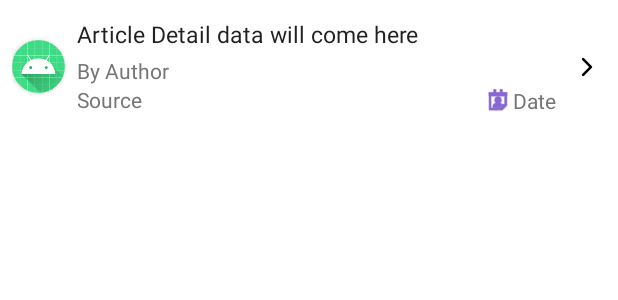
After one commit to Kushpawan/NYTimesApp, an Android app: the layout article_item.xml on its own in the app's theme, with its tools: preview values and no code run, on a phone screen of 412 x 824 dp. The commit adds this screen. Shown: the top 300 px of the screen. Run offline under Robolectric (Android 15) with nearby library versions, the phone set to English and light mode, and no system bars.

Commit message:
UI class and data added.

```diff
--- a/app/build.gradle
+++ b/app/build.gradle
@@ -71,6 +71,9 @@ dependencies {
     implementation("com.google.code.gson:gson:2.8.6")
     implementation("com.squareup.okhttp3:logging-interceptor:5.0.0-alpha.2")
 
+    implementation("io.coil-kt:coil:1.2.1")
+    implementation("androidx.browser:browser:1.3.0")
+
     testImplementation 'junit:junit:4.+'
     androidTestImplementation 'androidx.test.ext:junit:1.1.2'
     androidTestImplementation 'androidx.test.espresso:espresso-core:3.3.0'
--- a/app/src/main/AndroidManifest.xml
+++ b/app/src/main/AndroidManifest.xml
@@ -12,6 +12,7 @@
         android:roundIcon="@mipmap/ic_launcher_round"
         android:supportsRtl="true"
         android:theme="@style/Theme.NYTimesApp">
+        <activity android:name=".views.detail.DetailActivity"></activity>
         <activity android:name=".views.MainActivity">
             <intent-filter>
                 <action android:name="android.intent.action.MAIN" />
--- /dev/null
+++ b/app/src/main/res/drawable/ic_arrow.xml
@@ -0,0 +1,7 @@
+<vector android:height="24dp" android:viewportHeight="29"
+    android:viewportWidth="29" android:width="24dp" xmlns:android="http://schemas.android.com/apk/res/android">
+    <path android:fillColor="#00000000"
+        android:pathData="M20.5,11.5l-6,6 -6,-6"
+        android:strokeColor="#000" android:strokeLineCap="round"
+        android:strokeLineJoin="round" android:strokeWidth="2"/>
+</vector>
--- /dev/null
+++ b/app/src/main/res/layout/article_item.xml
@@ -0,0 +1,105 @@
+<?xml version="1.0" encoding="utf-8"?>
+<androidx.constraintlayout.widget.ConstraintLayout xmlns:android="http://schemas.android.com/apk/res/android"
+    xmlns:app="http://schemas.android.com/apk/res-auto"
+    xmlns:tools="http://schemas.android.com/tools"
+    android:layout_width="match_parent"
+    android:layout_height="wrap_content"
+    android:layout_marginTop="@dimen/margin_4dp"
+    android:layout_marginBottom="@dimen/margin_4dp"
+    android:background="@color/white"
+    android:padding="@dimen/margin_8dp">
+
+    <androidx.cardview.widget.CardView
+        android:id="@+id/card_view"
+        android:layout_width="35dp"
+        android:layout_height="35dp"
+        android:layout_centerHorizontal="true"
+        app:cardCornerRadius="40dp"
+        app:layout_constraintBottom_toBottomOf="parent"
+        app:layout_constraintStart_toStartOf="parent"
+        app:layout_constraintTop_toTopOf="parent">
+
+        <ImageView
+            android:id="@+id/article_image"
+            android:layout_width="35dp"
+            android:layout_height="35dp"
+            android:scaleType="centerCrop"
+            android:src="@mipmap/ic_launcher_round" />
+
+    </androidx.cardview.widget.CardView>
+
+    <androidx.appcompat.widget.AppCompatTextView
+        android:id="@+id/article_title_text"
+        android:layout_width="0dp"
+        android:layout_height="wrap_content"
+        android:layout_marginStart="@dimen/margin_8dp"
+        android:maxLines="2"
+        android:textColor="@color/primary_text"
+        android:textSize="15sp"
+        app:layout_constraintEnd_toStartOf="@id/article_arrow_image"
+        app:layout_constraintStart_toEndOf="@id/card_view"
+        app:layout_constraintTop_toTopOf="parent"
+        tools:text="Article Detail data will come here" />
+
+    <androidx.appcompat.widget.AppCompatTextView
+        android:id="@+id/article_author_text"
+        android:layout_width="0dp"
+        android:layout_height="wrap_content"
+        android:layout_marginStart="@dimen/margin_8dp"
+        android:layout_marginTop="@dimen/margin_4dp"
+        android:maxLines="1"
+        android:textColor="@color/secondary_text"
+        android:textSize="14sp"
+        app:layout_constraintEnd_toStartOf="@+id/article_arrow_image"
+        app:layout_constraintStart_toEndOf="@id/card_view"
+        app:layout_constraintTop_toBottomOf="@id/article_title_text"
+        tools:text="By Author" />
+
+    <androidx.appcompat.widget.AppCompatTextView
+        android:id="@+id/article_source_text"
+        android:layout_width="0dp"
+        android:layout_height="wrap_content"
+        android:layout_marginStart="@dimen/margin_8dp"
+        android:maxLines="1"
+        android:textColor="@color/secondary_text"
+        android:textSize="14sp"
+        app:layout_constraintEnd_toStartOf="@+id/article_calender_image"
+        app:layout_constraintStart_toEndOf="@id/card_view"
+        app:layout_constraintTop_toBottomOf="@id/article_author_text"
+        tools:text="Source" />
+
+    <androidx.appcompat.widget.AppCompatImageView
+        android:id="@+id/article_calender_image"
+        android:layout_width="20dp"
+        android:layout_height="20dp"
+        android:src="@android:drawable/ic_menu_my_calendar"
+        android:tint="@color/purple_700"
+        app:layout_constraintBottom_toBottomOf="@+id/article_source_text"
+        app:layout_constraintEnd_toStartOf="@+id/article_date_text"
+        app:layout_constraintTop_toTopOf="@id/article_source_text" />
+
+    <androidx.appcompat.widget.AppCompatTextView
+        android:id="@+id/article_date_text"
+        android:layout_width="wrap_content"
+        android:layout_height="wrap_content"
+        android:layout_marginStart="4dp"
+        android:layout_marginEnd="@dimen/margin_8dp"
+        android:textColor="@color/secondary_text"
+        android:textSize="14sp"
+        app:layout_constraintBottom_toBottomOf="@id/article_calender_image"
+        app:layout_constraintEnd_toStartOf="@id/article_arrow_image"
+        app:layout_constraintTop_toTopOf="@id/article_calender_image"
+        tools:text="Date" />
+
+    <androidx.appcompat.widget.AppCompatImageView
+        android:id="@+id/article_arrow_image"
+        android:layout_width="25dp"
+        android:layout_height="25dp"
+        android:rotation="-90"
+        android:src="@drawable/ic_arrow"
+        app:layout_constraintBottom_toBottomOf="parent"
+        app:layout_constraintEnd_toEndOf="parent"
+        app:layout_constraintTop_toTopOf="parent" />
+
+
+</androidx.constraintlayout.widget.ConstraintLayout>
--- a/app/src/main/res/values/colors.xml
+++ b/app/src/main/res/values/colors.xml
@@ -7,4 +7,7 @@
     <color name="teal_700">#FF018786</color>
     <color name="black">#FF000000</color>
     <color name="white">#FFFFFFFF</color>
+
+    <color name="primary_text">#212121</color>
+    <color name="secondary_text">#757575</color>
 </resources>
--- /dev/null
+++ b/app/src/main/res/values/dimens.xml
@@ -0,0 +1,6 @@
+<?xml version="1.0" encoding="utf-8"?>
+<resources>
+    <dimen name="margin_16">16dp</dimen>
+    <dimen name="margin_8dp">8dp</dimen>
+    <dimen name="margin_4dp">4dp</dimen>
+</resources>
--- a/app/src/main/res/values/strings.xml
+++ b/app/src/main/res/values/strings.xml
@@ -1,3 +1,5 @@
 <resources>
     <string name="app_name">NYTimesApp</string>
+    <string name="created_by">Created by</string>
+    <string name="source">Source</string>
 </resources>
```
Also changed, not shown: app/src/main/java/com/kush/nytimes/extenstions/viewExtenstions.kt (added, +56 -0 lines), app/src/main/java/com/kush/nytimes/views/ArticleRecycleAdapter.kt (added, +67 -0 lines), app/src/main/java/com/kush/nytimes/views/MainActivity.kt (+57 -1 lines), app/src/main/java/com/kush/nytimes/views/ViewArticles.kt (+25 -3 lines), app/src/main/java/com/kush/nytimes/views/detail/DetailActivity.kt (added, +49 -0 lines), app/src/main/res/layout/activity_detail.xml (added, +92 -0 lines), app/src/main/res/layout/activity_main.xml (+4 -4 lines).
